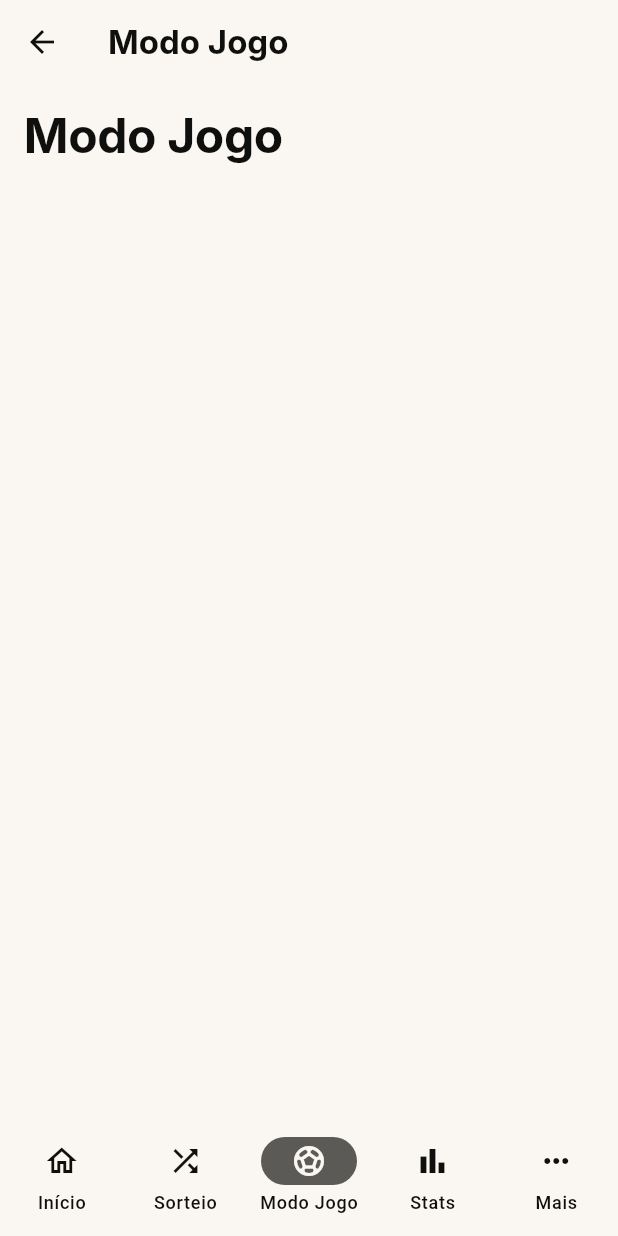
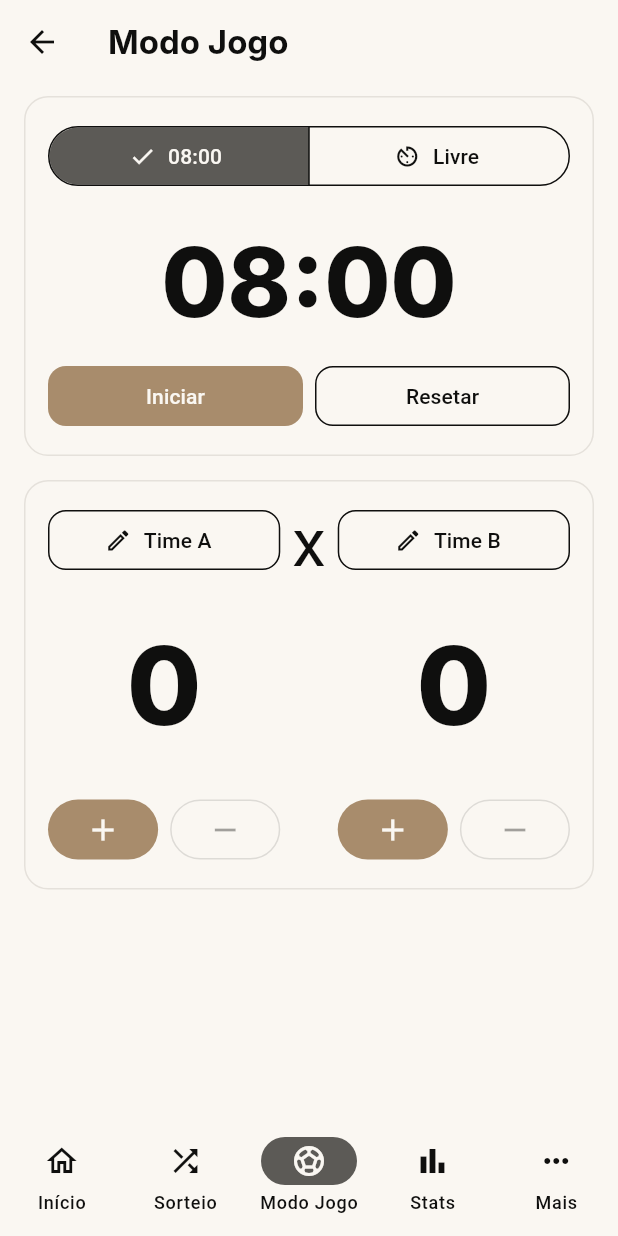
Before and after one commit to devbatista/inimigos_da_bola, a Flutter app: the AppShell screen opened directly, item 3 of the bottom bar chosen, on a phone screen of 412 x 824 dp. Run offline on Flutter 3.47's test engine with Material 3 defaults, Android fonts, the phone set to English and light mode, and no system bars; our stand-ins replace dio, drift, drift_flutter, flutter_riverpod, flutter_secure_storage, wakelock_plus; accounts and stored records are empty; generated files the repository leaves out were written again; network calls fail; Roboto replaces fonts that are missing (Inter).

Commit message:
feat: adiciona modo jogo

```diff
--- a/lib/core/navigation/app_shell.dart
+++ b/lib/core/navigation/app_shell.dart
@@ -3,6 +3,7 @@ import 'package:flutter_riverpod/flutter_riverpod.dart';
 
 import '../../features/attendance/presentation/screens/guest_attendances_screen.dart';
 import '../../features/attendance/presentation/screens/home_screen.dart';
+import '../../features/game_mode/presentation/screens/game_mode_screen.dart';
 import '../../features/players/presentation/screens/players_screen.dart';
 import '../../features/skill_ratings/presentation/screens/skill_ratings_screen.dart';
 import '../../features/teams/presentation/screens/teams_draw_screen.dart';
@@ -64,7 +65,7 @@ class _AppShellState extends ConsumerState<AppShell> {
         label: l10n.gameModeMenuLabel,
         icon: Icons.sports_soccer_outlined,
         selectedIcon: Icons.sports_soccer,
-        screen: PlaceholderScreen(title: l10n.gameModeMenuLabel),
+        screen: const GameModeScreen(),
       ),
       _AppDestination(
         label: l10n.statsMenuLabel,
--- /dev/null
+++ b/lib/features/game_mode/presentation/controllers/game_mode_controller.dart
@@ -0,0 +1,222 @@
+import 'dart:async';
+
+import 'package:flutter/foundation.dart';
+
+enum GameTimerMode { countUp, countDown }
+
+@immutable
+class GameModeState {
+  const GameModeState({
+    this.teamAName = 'Time A',
+    this.teamBName = 'Time B',
+    this.teamAScore = 0,
+    this.teamBScore = 0,
+    this.timerMode = GameTimerMode.countDown,
+    this.targetDuration = const Duration(minutes: 8),
+    this.baseElapsed = Duration.zero,
+    this.startedAt,
+  });
+
+  final String teamAName;
+  final String teamBName;
+  final int teamAScore;
+  final int teamBScore;
+  final GameTimerMode timerMode;
+  final Duration targetDuration;
+  final Duration baseElapsed;
+  final DateTime? startedAt;
+
+  bool get isRunning => startedAt != null;
+
+  GameModeState copyWith({
+    String? teamAName,
+    String? teamBName,
+    int? teamAScore,
+    int? teamBScore,
+    GameTimerMode? timerMode,
+    Duration? targetDuration,
+    Duration? baseElapsed,
+    DateTime? startedAt,
+    bool clearStartedAt = false,
+  }) {
+    return GameModeState(
+      teamAName: teamAName ?? this.teamAName,
+      teamBName: teamBName ?? this.teamBName,
+      teamAScore: teamAScore ?? this.teamAScore,
+      teamBScore: teamBScore ?? this.teamBScore,
+      timerMode: timerMode ?? this.timerMode,
+      targetDuration: targetDuration ?? this.targetDuration,
+      baseElapsed: baseElapsed ?? this.baseElapsed,
+      startedAt: clearStartedAt ? null : startedAt ?? this.startedAt,
+    );
+  }
+}
+
+class GameModeSnapshot {
+  const GameModeSnapshot({
+    required this.state,
+    required this.elapsed,
+    required this.displayDuration,
+    required this.finishedByTime,
+    required this.finishedByScore,
+  });
+
+  final GameModeState state;
+  final Duration elapsed;
+  final Duration displayDuration;
+  final bool finishedByTime;
+  final bool finishedByScore;
+
+  bool get isFinished => finishedByTime || finishedByScore;
+}
+
+class GameModeController extends ChangeNotifier {
+  GameModeController({DateTime Function()? now}) : _now = now ?? DateTime.now;
+
+  final DateTime Function() _now;
+
+  GameModeState _state = const GameModeState();
+  Timer? _ticker;
+
+  GameModeState get state => _state;
+
+  GameModeSnapshot get snapshot => snapshotAt(_now());
+
+  GameModeSnapshot snapshotAt(DateTime now) {
+    final elapsed = _elapsedAt(now);
+    final displayDuration = switch (_state.timerMode) {
+      GameTimerMode.countUp => elapsed,
+      GameTimerMode.countDown => _remainingFrom(elapsed),
+    };
+
+    return GameModeSnapshot(
+      state: _state,
+      elapsed: elapsed,
+      displayDuration: displayDuration,
+      finishedByTime: elapsed >= _state.targetDuration,
+      finishedByScore: _state.teamAScore >= 2 || _state.teamBScore >= 2,
+    );
+  }
+
+  void setTimerMode(GameTimerMode mode) {
+    if (_state.timerMode == mode) {
+      return;
+    }
+
+    _state = _state.copyWith(
+      timerMode: mode,
+      baseElapsed: Duration.zero,
+      clearStartedAt: true,
+    );
+    _stopTicker();
+    notifyListeners();
+  }
+
+  void start() {
+    if (_state.isRunning) {
+      return;
+    }
+
+    _state = _state.copyWith(startedAt: _now());
+    _startTicker();
+    notifyListeners();
+  }
+
+  void pause() {
+    if (!_state.isRunning) {
+      return;
+    }
+
+    _state = _state.copyWith(
+      baseElapsed: _elapsedAt(_now()),
+      clearStartedAt: true,
+    );
+    _stopTicker();
+    notifyListeners();
+  }
+
+  void reset() {
+    _state = _state.copyWith(
+      teamAScore: 0,
+      teamBScore: 0,
+      baseElapsed: Duration.zero,
+      clearStartedAt: true,
+    );
+    _stopTicker();
+    notifyListeners();
+  }
+
+  void renameTeamA(String name) => _renameTeam(isTeamA: true, name: name);
+
+  void renameTeamB(String name) => _renameTeam(isTeamA: false, name: name);
+
+  void incrementTeamA() => _setTeamAScore(_state.teamAScore + 1);
+
+  void decrementTeamA() => _setTeamAScore(_state.teamAScore - 1);
+
+  void incrementTeamB() => _setTeamBScore(_state.teamBScore + 1);
+
+  void decrementTeamB() => _setTeamBScore(_state.teamBScore - 1);
+
+  @override
+  void dispose() {
+    _stopTicker();
+    super.dispose();
+  }
+
+  Duration _elapsedAt(DateTime now) {
+    final startedAt = _state.startedAt;
+    if (startedAt == null) {
+      return _state.baseElapsed;
+    }
+
+    final runningElapsed = now.difference(startedAt);
+    if (runningElapsed.isNegative) {
+      return _state.baseElapsed;
+    }
+
+    return _state.baseElapsed + runningElapsed;
+  }
+
+  Duration _remainingFrom(Duration elapsed) {
+    final remaining = _state.targetDuration - elapsed;
+    if (remaining.isNegative) {
+      return Duration.zero;
+    }
+    return remaining;
+  }
+
+  void _renameTeam({required bool isTeamA, required String name}) {
+    final trimmed = name.trim();
+    if (trimmed.isEmpty) {
+      return;
+    }
+
+    _state = isTeamA
+        ? _state.copyWith(teamAName: trimmed)
+        : _state.copyWith(teamBName: trimmed);
+    notifyListeners();
+  }
+
+  void _setTeamAScore(int score) {
+    _state = _state.copyWith(teamAScore: score.clamp(0, 99));
+    notifyListeners();
+  }
+
+  void _setTeamBScore(int score) {
+    _state = _state.copyWith(teamBScore: score.clamp(0, 99));
+    notifyListeners();
+  }
+
+  void _startTicker() {
+    _ticker?.cancel();
+    _ticker = Timer.periodic(const Duration(seconds: 1), (_) {
+      notifyListeners();
+    });
+  }
+
+  void _stopTicker() {
+    _ticker?.cancel();
+    _ticker = null;
+  }
+}
--- /dev/null
+++ b/lib/features/game_mode/presentation/controllers/game_mode_providers.dart
@@ -0,0 +1,9 @@
+import 'package:flutter_riverpod/legacy.dart';
+
+import 'game_mode_controller.dart';
+
+// AutoDispose: cronômetro e placar são ferramentas de quadra e não persistem.
+final gameModeControllerProvider =
+    ChangeNotifierProvider.autoDispose<GameModeController>((ref) {
+      return GameModeController();
+    });
--- /dev/null
+++ b/lib/features/game_mode/presentation/screens/game_mode_screen.dart
@@ -0,0 +1,359 @@
+import 'package:flutter/material.dart';
+import 'package:flutter_riverpod/flutter_riverpod.dart';
+import 'package:wakelock_plus/wakelock_plus.dart';
+
+import '../../../../core/theme/app_colors.dart';
+import '../../../../core/theme/app_radius.dart';
+import '../../../../core/theme/app_spacing.dart';
+import '../../../../core/widgets/app_button.dart';
+import '../../../../core/widgets/app_card.dart';
+import '../controllers/game_mode_controller.dart';
+import '../controllers/game_mode_providers.dart';
+
+class GameModeScreen extends ConsumerStatefulWidget {
+  const GameModeScreen({super.key});
+
+  @override
+  ConsumerState<GameModeScreen> createState() => _GameModeScreenState();
+}
+
+class _GameModeScreenState extends ConsumerState<GameModeScreen> {
+  @override
+  void initState() {
+    super.initState();
+    WakelockPlus.enable();
+  }
+
+  @override
+  void dispose() {
+    WakelockPlus.disable();
+    super.dispose();
+  }
+
+  @override
+  Widget build(BuildContext context) {
+    final controller = ref.watch(gameModeControllerProvider);
+    final snapshot = controller.snapshot;
+
+    return SafeArea(
+      child: ListView(
+        padding: const EdgeInsets.fromLTRB(
+          AppSpacing.md,
+          AppSpacing.sm,
+          AppSpacing.md,
+          AppSpacing.lg,
+        ),
+        children: [
+          _TimerCard(snapshot: snapshot, controller: controller),
+          const SizedBox(height: AppSpacing.md),
+          _ScoreboardCard(snapshot: snapshot, controller: controller),
+          if (snapshot.isFinished) ...[
+            const SizedBox(height: AppSpacing.md),
+            _FinishedBanner(snapshot: snapshot),
+          ],
+        ],
+      ),
+    );
+  }
+}
+
+class _TimerCard extends StatelessWidget {
+  const _TimerCard({required this.snapshot, required this.controller});
+
+  final GameModeSnapshot snapshot;
+  final GameModeController controller;
+
+  @override
+  Widget build(BuildContext context) {
+    final theme = Theme.of(context);
+
+    return AppCard(
+      child: Column(
+        crossAxisAlignment: CrossAxisAlignment.stretch,
+        children: [
+          SegmentedButton<GameTimerMode>(
+            segments: const [
+              ButtonSegment(
+                value: GameTimerMode.countDown,
+                icon: Icon(Icons.timer_outlined),
+                label: Text('08:00'),
+              ),
+              ButtonSegment(
+                value: GameTimerMode.countUp,
+                icon: Icon(Icons.av_timer),
+                label: Text('Livre'),
+              ),
+            ],
+            selected: {snapshot.state.timerMode},
+            onSelectionChanged: (selection) {
+              controller.setTimerMode(selection.first);
+            },
+          ),
+          const SizedBox(height: AppSpacing.lg),
+          Center(
+            child: Text(
+              _formatDuration(snapshot.displayDuration),
+              style: theme.textTheme.displayLarge?.copyWith(
+                fontSize: 64,
+                fontWeight: FontWeight.w800,
+                color: snapshot.finishedByTime ? AppColors.danger : null,
+              ),
+            ),
+          ),
+          const SizedBox(height: AppSpacing.md),
+          Row(
+            children: [
+              Expanded(
+                child: AppButton.primary(
+                  label: snapshot.state.isRunning ? 'Pausar' : 'Iniciar',
+                  onPressed: snapshot.state.isRunning
+                      ? controller.pause
+                      : controller.start,
+                ),
+              ),
+              const SizedBox(width: AppSpacing.sm),
+              Expanded(
+                child: AppButton.secondary(
+                  label: 'Resetar',
+                  onPressed: controller.reset,
+                ),
+              ),
+            ],
+          ),
+        ],
+      ),
+    );
+  }
+}
+
+class _ScoreboardCard extends StatelessWidget {
+  const _ScoreboardCard({required this.snapshot, required this.controller});
+
+  final GameModeSnapshot snapshot;
+  final GameModeController controller;
+
+  @override
+  Widget build(BuildContext context) {
+    return AppCard(
+      child: Row(
+        crossAxisAlignment: CrossAxisAlignment.start,
+        children: [
+          Expanded(
+            child: _TeamScorePanel(
+              name: snapshot.state.teamAName,
+              score: snapshot.state.teamAScore,
+              isWinnerByScore: snapshot.state.teamAScore >= 2,
+              onRename: () => _showRenameDialog(
+                context: context,
+                title: 'Renomear Time A',
+                currentName: snapshot.state.teamAName,
+                onSave: controller.renameTeamA,
+              ),
+              onIncrement: controller.incrementTeamA,
+              onDecrement: controller.decrementTeamA,
+            ),
+          ),
+          Padding(
+            padding: const EdgeInsets.symmetric(horizontal: AppSpacing.sm),
+            child: Text('x', style: Theme.of(context).textTheme.displayMedium),
+          ),
+          Expanded(
+            child: _TeamScorePanel(
+              name: snapshot.state.teamBName,
+              score: snapshot.state.teamBScore,
+              isWinnerByScore: snapshot.state.teamBScore >= 2,
+              onRename: () => _showRenameDialog(
+                context: context,
+                title: 'Renomear Time B',
+                currentName: snapshot.state.teamBName,
+                onSave: controller.renameTeamB,
+              ),
+              onIncrement: controller.incrementTeamB,
+              onDecrement: controller.decrementTeamB,
+            ),
+          ),
+        ],
+      ),
+    );
+  }
+
+  Future<void> _showRenameDialog({
+    required BuildContext context,
+    required String title,
+    required String currentName,
+    required ValueChanged<String> onSave,
+  }) async {
+    final textController = TextEditingController(text: currentName);
+    String? errorText;
+
+    final name = await showDialog<String>(
+      context: context,
+      builder: (context) {
+        return StatefulBuilder(
+          builder: (context, setState) {
+            return AlertDialog(
+              title: Text(title),
+              content: TextField(
+                controller: textController,
+                autofocus: true,
+                textCapitalization: TextCapitalization.words,
+                decoration: InputDecoration(
+                  labelText: 'Nome do time',
+                  errorText: errorText,
+                ),
+                onChanged: (_) {
+                  if (errorText != null) {
+                    setState(() => errorText = null);
+                  }
+                },
+              ),
+              actions: [
+                TextButton(
+                  onPressed: () => Navigator.of(context).pop(),
+                  child: const Text('Cancelar'),
+                ),
+                FilledButton(
+                  onPressed: () {
+                    final value = textController.text.trim();
+                    if (value.isEmpty) {
+                      setState(() => errorText = 'Informe o nome do time.');
+                      return;
+                    }
+                    Navigator.of(context).pop(value);
+                  },
+                  child: const Text('Salvar'),
+                ),
+              ],
+            );
+          },
+        );
+      },
+    );
+
+    textController.dispose();
+
+    if (name != null) {
+      onSave(name);
+    }
+  }
+}
+
+class _TeamScorePanel extends StatelessWidget {
+  const _TeamScorePanel({
+    required this.name,
+    required this.score,
+    required this.isWinnerByScore,
+    required this.onRename,
+    required this.onIncrement,
+    required this.onDecrement,
+  });
+
+  final String name;
+  final int score;
+  final bool isWinnerByScore;
+  final VoidCallback onRename;
+  final VoidCallback onIncrement;
+  final VoidCallback onDecrement;
+
+  @override
+  Widget build(BuildContext context) {
+    final theme = Theme.of(context);
+
+    return Column(
+      crossAxisAlignment: CrossAxisAlignment.stretch,
+      children: [
+        OutlinedButton.icon(
+          onPressed: onRename,
+          icon: const Icon(Icons.edit_outlined),
+          label: Text(name, overflow: TextOverflow.ellipsis, maxLines: 1),
+        ),
+        const SizedBox(height: AppSpacing.md),
+        DecoratedBox(
+          decoration: BoxDecoration(
+            color: isWinnerByScore ? AppColors.success.subtle : null,
+            borderRadius: BorderRadius.circular(AppRadius.md),
+          ),
+          child: Padding(
+            padding: const EdgeInsets.symmetric(vertical: AppSpacing.md),
+            child: Center(
+              child: Text(
+                '$score',
+                style: theme.textTheme.displayLarge?.copyWith(
+                  fontSize: 72,
+                  fontWeight: FontWeight.w800,
+                  color: isWinnerByScore ? AppColors.success : null,
+                ),
+              ),
+            ),
+          ),
+        ),
+        const SizedBox(height: AppSpacing.md),
+        Row(
+          children: [
+            Expanded(
+              child: IconButton.filled(
+                tooltip: 'Adicionar gol',
+                onPressed: onIncrement,
+                icon: const Icon(Icons.add),
+              ),
+            ),
+            const SizedBox(width: AppSpacing.sm),
+            Expanded(
+              child: IconButton.outlined(
+                tooltip: 'Remover gol',
+                onPressed: score > 0 ? onDecrement : null,
+                icon: const Icon(Icons.remove),
+              ),
+            ),
+          ],
+        ),
+      ],
+    );
+  }
+}
+
+class _FinishedBanner extends StatelessWidget {
+  const _FinishedBanner({required this.snapshot});
+
+  final GameModeSnapshot snapshot;
+
+  @override
+  Widget build(BuildContext context) {
+    final theme = Theme.of(context);
+    final message = snapshot.finishedByScore
+        ? 'Fim por 2 gols.'
+        : 'Fim por 8 minutos.';
+
+    return DecoratedBox(
+      decoration: BoxDecoration(
+        color: AppColors.warning.subtle,
+        border: Border.all(color: AppColors.warning),
+        borderRadius: BorderRadius.circular(AppRadius.lg),
+      ),
+      child: Padding(
+        padding: const EdgeInsets.all(AppSpacing.md),
+        child: Row(
+          children: [
+            const Icon(Icons.flag_outlined, color: AppColors.warning),
+            const SizedBox(width: AppSpacing.sm),
+            Expanded(
+              child: Text(
+                message,
+                style: theme.textTheme.titleMedium?.copyWith(
+                  color: AppColors.warning,
+                  fontWeight: FontWeight.w700,
+                ),
+              ),
+            ),
+          ],
+        ),
+      ),
+    );
+  }
+}
+
+String _formatDuration(Duration duration) {
+  final minutes = duration.inMinutes.remainder(100).toString().padLeft(2, '0');
+  final seconds = duration.inSeconds.remainder(60).toString().padLeft(2, '0');
+  return '$minutes:$seconds';
+}
```
Also changed, not shown: 2 other files.
